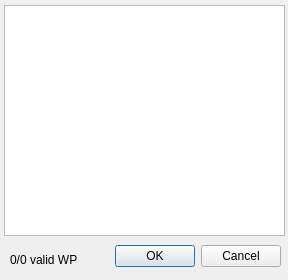
The window that src/POI_input.ui (nohal/qtVlm) describes before a commit, drawn with Qt 5.
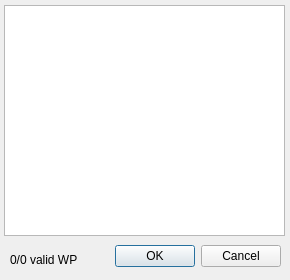
The same window after the commit.

```diff
--- a/src/POI_input.ui
+++ b/src/POI_input.ui
@@ -6,7 +6,7 @@
    <rect>
     <x>0</x>
     <y>0</y>
-    <width>288</width>
+    <width>290</width>
     <height>280</height>
    </rect>
   </property>
```
Left out of the diff: 10 changed lines with no effect on the pictures.
